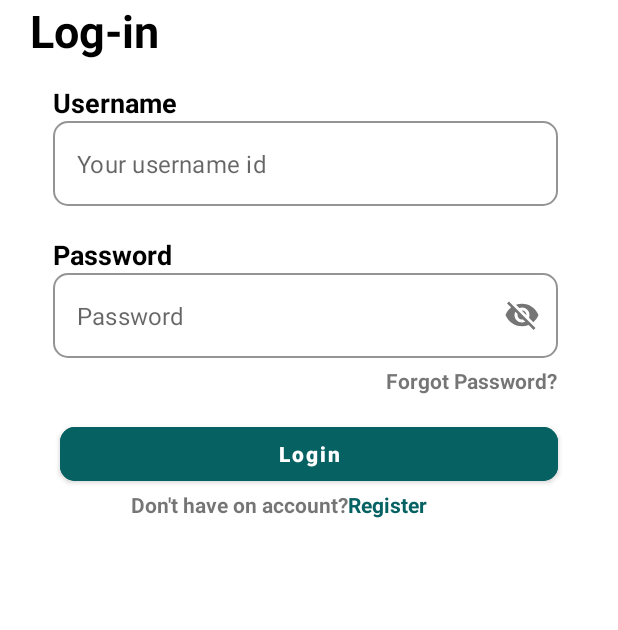
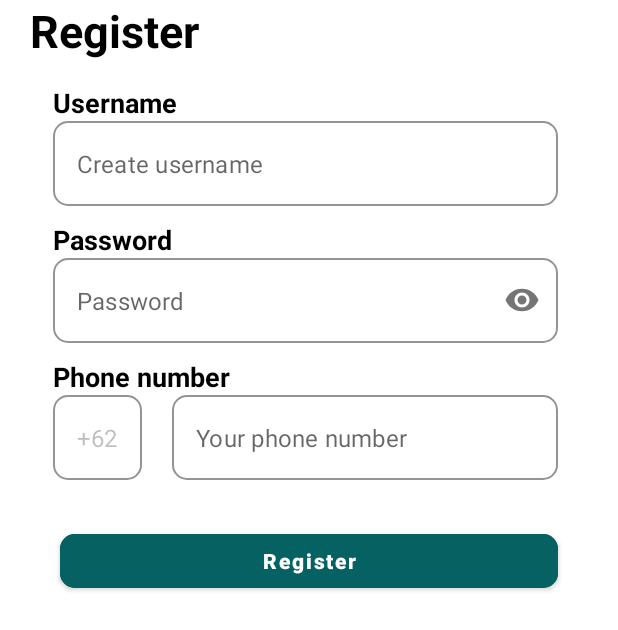
Before and after one commit to rian0502/colalin, an Android app: the RegisterFragment screen opened through its navigation route, on a phone screen of 412 x 824 dp. Shown: the top 630 px of the screen. Run offline under Robolectric (Android 15) with nearby library versions, the phone set to English and light mode, and no system bars.

Commit message:
register interface

```diff
--- a/app/src/main/java/com/belajar/colalin/MainActivity.java
+++ b/app/src/main/java/com/belajar/colalin/MainActivity.java
@@ -1,10 +1,8 @@
 package com.belajar.colalin;
 
 import androidx.appcompat.app.AppCompatActivity;
-
 import android.content.Intent;
 import android.os.Bundle;
-
 import com.belajar.colalin.accountView.AccountActivity;
 import com.belajar.colalin.databinding.ActivityMainBinding;
 
--- a/app/src/main/java/com/belajar/colalin/accountView/AccountActivity.java
+++ b/app/src/main/java/com/belajar/colalin/accountView/AccountActivity.java
@@ -1,9 +1,7 @@
 package com.belajar.colalin.accountView;
 
 import androidx.appcompat.app.AppCompatActivity;
-
 import android.os.Bundle;
-import com.belajar.colalin.R;
 import com.belajar.colalin.databinding.ActivityAccountBinding;
 
 
--- a/app/src/main/java/com/belajar/colalin/accountView/LoginFragment.java
+++ b/app/src/main/java/com/belajar/colalin/accountView/LoginFragment.java
@@ -4,14 +4,11 @@ import android.os.Bundle;
 import android.view.LayoutInflater;
 import android.view.View;
 import android.view.ViewGroup;
-import android.widget.Toast;
-
 import androidx.annotation.NonNull;
 import androidx.annotation.Nullable;
 import androidx.fragment.app.Fragment;
 import androidx.navigation.NavController;
 import androidx.navigation.Navigation;
-
 import com.belajar.colalin.R;
 import com.belajar.colalin.databinding.FragmentLoginBinding;
 
@@ -36,9 +33,7 @@ public class LoginFragment extends Fragment {
         super.onViewCreated(view, savedInstanceState);
         NavController controller = Navigation.findNavController(view);
         binding.textButtonForgotPassword.setOnClickListener(view1 -> controller.navigate(R.id.action_loginFragment_to_registerFragment));
-
-        binding.buttonLogin.setOnClickListener(view1 -> {
-            controller.navigate(R.id.action_loginFragment_to_fpasswordFragment);
-        });
+        binding.buttonLogin.setOnClickListener(view1 -> controller.navigate(R.id.action_loginFragment_to_fpasswordFragment));
+        binding.textButtonCreateAccount.setOnClickListener(view1 -> controller.navigate(R.id.action_loginFragment_to_registerFragment));
     }
 }
--- a/app/src/main/java/com/belajar/colalin/accountView/RegisterFragment.java
+++ b/app/src/main/java/com/belajar/colalin/accountView/RegisterFragment.java
@@ -1,17 +1,18 @@
 package com.belajar.colalin.accountView;
 
 import android.os.Bundle;
-
-import androidx.fragment.app.Fragment;
-
 import android.view.LayoutInflater;
 import android.view.View;
 import android.view.ViewGroup;
+import android.widget.EditText;
+import androidx.annotation.NonNull;
+import androidx.annotation.Nullable;
+import androidx.fragment.app.Fragment;
 
-import com.belajar.colalin.R;
+import com.belajar.colalin.databinding.FragmentRegisterBinding;
 
 public class RegisterFragment extends Fragment {
-
+    private FragmentRegisterBinding binding;
     public RegisterFragment() {
         // Required empty public constructor
     }
@@ -20,6 +21,22 @@ public class RegisterFragment extends Fragment {
     public View onCreateView(LayoutInflater inflater, ViewGroup container,
                              Bundle savedInstanceState) {
         // Inflate the layout for this fragment
-        return inflater.inflate(R.layout.fragment_register, container, false);
+        binding = FragmentRegisterBinding.inflate(inflater, container, false);
+       return binding.getRoot();
+    }
+
+    @Override
+    public void onViewCreated(@NonNull View view, @Nullable Bundle savedInstanceState) {
+        super.onViewCreated(view, savedInstanceState);
+        binding.buttonRegister.setOnClickListener(view1 -> cekField(binding.inputUsernameRegister, binding.inputPasswordRegister, binding.inputPhoneRegister));
+    }
+    private void cekField(EditText username, EditText password, EditText phone){
+        if (username.getText().toString().trim().isEmpty()){
+            username.setError("Username harus di isi");
+        }else if(password.getText().toString().trim().isEmpty()){
+            password.setError("Password harus di isi");
+        }else if(phone.getText().toString().trim().isEmpty()){
+            phone.setError("Phone number harus di isi");
+        }
     }
 }
--- a/app/src/main/res/layout/fragment_login.xml
+++ b/app/src/main/res/layout/fragment_login.xml
@@ -50,6 +50,7 @@
                 android:layout_height="match_parent"
                 android:layout_marginStart="35sp"
                 android:layout_marginEnd="40sp"
+                android:inputType="textPersonName"
                 android:hint="@string/your_username_id"
                 android:maxLines="1" />
         </com.google.android.material.textfield.TextInputLayout>
@@ -89,6 +90,7 @@
                 android:layout_height="match_parent"
                 android:layout_marginStart="35sp"
                 android:layout_marginEnd="40sp"
+                android:inputType="textPassword"
                 android:hint="@string/password"
                 android:maxLines="1" />
         </com.google.android.material.textfield.TextInputLayout>
--- a/app/src/main/res/layout/fragment_register.xml
+++ b/app/src/main/res/layout/fragment_register.xml
@@ -1,18 +1,16 @@
 <?xml version="1.0" encoding="utf-8"?>
 <LinearLayout xmlns:android="http://schemas.android.com/apk/res/android"
+    xmlns:app="http://schemas.android.com/apk/res-auto"
     xmlns:tools="http://schemas.android.com/tools"
     android:layout_width="match_parent"
     android:layout_height="match_parent"
-    xmlns:app="http://schemas.android.com/apk/res-auto"
     android:orientation="vertical"
     tools:context=".accountView.RegisterFragment">
-
-    <!-- TODO: Update blank fragment layout -->
     <TextView
         android:layout_width="wrap_content"
         android:layout_height="wrap_content"
         android:layout_marginStart="20sp"
-        android:text="@string/log_in"
+        android:text="@string/register"
         android:textColor="@color/black"
         android:textSize="30sp"
         android:textStyle="bold" />
@@ -44,12 +42,12 @@
             app:hintEnabled="false">
 
             <com.google.android.material.textfield.TextInputEditText
-                android:id="@+id/input_username"
+                android:id="@+id/input_username_register"
                 android:layout_width="match_parent"
                 android:layout_height="match_parent"
                 android:layout_marginStart="35sp"
                 android:layout_marginEnd="40sp"
-                android:hint="@string/your_username_id"
+                android:hint="@string/create_username"
                 android:maxLines="1" />
         </com.google.android.material.textfield.TextInputLayout>
     </LinearLayout>
@@ -58,7 +56,7 @@
     <LinearLayout
         android:layout_width="match_parent"
         android:layout_height="wrap_content"
-        android:layout_marginTop="20sp"
+        android:layout_marginTop="10sp"
         android:orientation="vertical">
 
         <TextView
@@ -83,65 +81,97 @@
             app:passwordToggleEnabled="true">
 
             <com.google.android.material.textfield.TextInputEditText
-                android:id="@+id/input_password"
+                android:id="@+id/input_password_register"
                 android:layout_width="match_parent"
                 android:layout_height="match_parent"
                 android:layout_marginStart="35sp"
                 android:layout_marginEnd="40sp"
                 android:hint="@string/password"
+                android:inputType="textPassword"
                 android:maxLines="1" />
         </com.google.android.material.textfield.TextInputLayout>
     </LinearLayout>
 
-    <com.google.android.material.textview.MaterialTextView
-        android:id="@+id/textButton_forgot_password"
-        android:layout_width="wrap_content"
+    <LinearLayout
+        android:layout_width="match_parent"
         android:layout_height="wrap_content"
-        android:layout_gravity="end"
-        android:layout_marginTop="5sp"
-        android:layout_marginEnd="40sp"
-        android:layout_marginBottom="15sp"
-        android:clickable="true"
-        android:onClick="onClick"
-        android:text="@string/forgot_password"
-        android:textStyle="bold" />
+        android:layout_marginTop="10sp"
+        android:orientation="vertical">
+
+        <TextView
+            android:layout_width="wrap_content"
+            android:layout_height="wrap_content"
+            android:layout_marginStart="35dp"
+            android:text="@string/phone_number"
+            android:textColor="@color/black"
+            android:textSize="18sp"
+            android:textStyle="bold" />
+
+        <LinearLayout
+            android:layout_width="match_parent"
+            android:layout_height="wrap_content"
+            android:orientation="horizontal">
+
+            <com.google.android.material.textfield.TextInputLayout
+                style="@style/Widget.MaterialComponents.TextInputLayout.OutlinedBox"
+                android:layout_width="wrap_content"
+                android:layout_height="wrap_content"
+                app:boxCornerRadiusBottomEnd="10sp"
+                app:boxCornerRadiusBottomStart="10sp"
+                app:boxCornerRadiusTopEnd="10sp"
+                app:boxCornerRadiusTopStart="10sp"
+                app:boxStrokeColor="@color/black"
+                app:hintEnabled="false">
+
+                <com.google.android.material.textfield.TextInputEditText
+                    android:layout_width="match_parent"
+                    android:layout_height="wrap_content"
+                    android:layout_marginStart="35sp"
+                    android:editable="false"
+                    android:enabled="false"
+                    android:inputType="number"
+                    android:maxLines="1"
+                    android:text="@string/_62"
+                    tools:ignore="Deprecated" />
+            </com.google.android.material.textfield.TextInputLayout>
+
+            <com.google.android.material.textfield.TextInputLayout
+                style="@style/Widget.MaterialComponents.TextInputLayout.OutlinedBox"
+                android:layout_width="match_parent"
+                android:layout_height="wrap_content"
+                app:boxCornerRadiusBottomEnd="10sp"
+                app:boxCornerRadiusBottomStart="10sp"
+                app:boxCornerRadiusTopEnd="10sp"
+                app:boxCornerRadiusTopStart="10sp"
+                app:boxStrokeColor="@color/black"
+                app:hintEnabled="false">
+
+                <com.google.android.material.textfield.TextInputEditText
+                    android:id="@+id/input_phone_register"
+                    android:layout_width="match_parent"
+                    android:layout_height="wrap_content"
+                    android:layout_marginStart="20sp"
+                    android:layout_marginEnd="40sp"
+                    android:hint="@string/your_phone_number"
+                    android:inputType="number"
+                    android:maxLength="13"
+                    android:maxLines="1" />
+            </com.google.android.material.textfield.TextInputLayout>
+        </LinearLayout>
+    </LinearLayout>
 
     <com.google.android.material.button.MaterialButton
-        android:id="@+id/button_login"
+        android:id="@+id/button_register"
         android:layout_width="match_parent"
         android:layout_height="wrap_content"
         android:layout_marginStart="40sp"
         android:layout_marginEnd="40sp"
+        android:layout_marginTop="30sp"
         android:backgroundTint="#066163"
-        android:text="@string/login"
+        android:text="@string/register"
         android:textAllCaps="false"
         android:textStyle="bold"
         app:cornerRadius="10dp" />
 
-    <LinearLayout
-        android:layout_width="match_parent"
-        android:layout_height="wrap_content"
-        android:layout_marginStart="40sp"
-        android:layout_marginEnd="40sp"
-        android:gravity="center"
-        android:orientation="horizontal">
-
-        <TextView
-            android:layout_width="wrap_content"
-            android:layout_height="wrap_content"
-            android:text="@string/don_t_have_on_account"
-            android:textStyle="bold" />
-
-        <com.google.android.material.textview.MaterialTextView
-            android:id="@+id/textButton_create_account"
-            android:layout_width="wrap_content"
-            android:layout_height="wrap_content"
-            android:layout_marginEnd="40sp"
-            android:clickable="true"
-            android:onClick="onClick"
-            android:text="@string/register"
-            android:textColor="#066163"
-            android:textStyle="bold" />
-    </LinearLayout>
 
 </LinearLayout>
--- a/app/src/main/res/values/strings.xml
+++ b/app/src/main/res/values/strings.xml
@@ -8,6 +8,10 @@
     <string name="password">Password</string>
     <string name="forgot_password">Forgot Password?</string>
     <string name="don_t_have_on_account">Don\'t have on account?</string>
+    <string name="your_username_id">Your username id</string>
+    <string name="create_username">Create username</string>
+    <string name="your_phone_number">Your phone number</string>
+    <string name="_62">+62</string>
+    <string name="phone_number">Phone number</string>
     <string name="register">Register</string>
-    <string name="your_username_id">Your username id</string>
 </resources>
```
